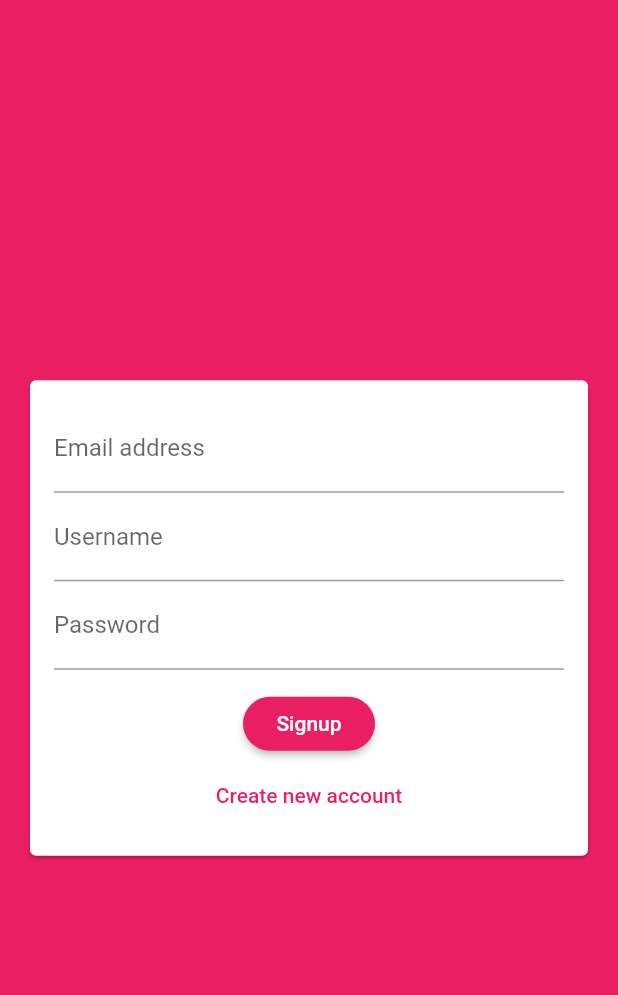
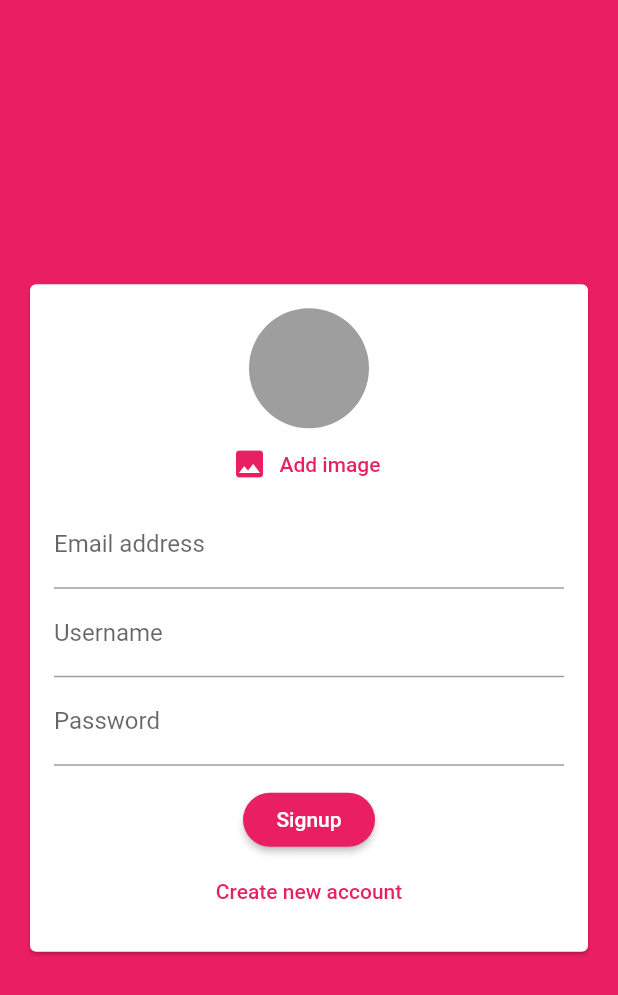
Before and after one commit to dinkelaker/flutter-chatapp, a Flutter app: the screen it shows after launch, on a phone screen of 412 x 824 dp. Shown: the top 995 px of the screen. Run offline on Flutter 3.47's test engine with Material 2 defaults, Android fonts, the phone set to English and light mode, and no system bars; our stand-ins replace cloud_firestore, firebase_auth, image_picker; accounts and stored records are empty.

Commit message:
Image Picker for user avatar

```diff
--- /dev/null
+++ b/lib/pickers/user_image_picker.dart
@@ -0,0 +1,39 @@
+import 'dart:io';
+
+import 'package:flutter/material.dart';
+import 'package:image_picker/image_picker.dart';
+
+class UserImagePicker extends StatefulWidget {
+  @override
+  _UserImagePickerState createState() => _UserImagePickerState();
+}
+
+class _UserImagePickerState extends State<UserImagePicker> {
+  File _pickedImage;
+
+  void _pickImage() async {
+    final pickedImageFile = await ImagePicker().getImage(source: ImageSource.camera);
+    setState(() {
+      _pickedImage = File(pickedImageFile.path);
+    });
+  }
+
+  @override
+  Widget build(BuildContext context) {
+    return Column(
+      children: <Widget>[
+        CircleAvatar(
+          radius: 40,
+          backgroundColor: Colors.grey,
+          backgroundImage: _pickedImage != null ? FileImage(_pickedImage) : null,
+        ),
+        FlatButton.icon(
+          icon: Icon(Icons.image),
+          label: Text('Add image'),
+          textColor: Theme.of(context).primaryColor,
+          onPressed: _pickImage,
+        ),
+      ],
+    );
+  }
+}
--- a/lib/widgets/auth/auth_form.dart
+++ b/lib/widgets/auth/auth_form.dart
@@ -1,3 +1,4 @@
+import 'package:chatapp/pickers/user_image_picker.dart';
 import 'package:flutter/material.dart';
 
 class AuthForm extends StatefulWidget {
@@ -51,6 +52,7 @@ class _AuthFormState extends State<AuthForm> {
             child: Column(
               mainAxisSize: MainAxisSize.min,
               children: <Widget>[
+                UserImagePicker(),
                 TextFormField(
                   key: ValueKey('email'),
                   keyboardType: TextInputType.emailAddress,
@@ -102,13 +104,14 @@ class _AuthFormState extends State<AuthForm> {
                 SizedBox(
                   height: 12,
                 ),
-                if (widget.isLoading)
-                  CircularProgressIndicator(),
-                if (!widget.isLoading) RaisedButton(
+                if (widget.isLoading) CircularProgressIndicator(),
+                if (!widget.isLoading)
+                  RaisedButton(
                     child: (_isLogin) ? Text('Login') : Text('Signup'),
                     onPressed: _trySubmit,
                   ),
-                if (!widget.isLoading) FlatButton(
+                if (!widget.isLoading)
+                  FlatButton(
                     textColor: Theme.of(context).primaryColor,
                     child: Text('Create new account'),
                     onPressed: () {
--- a/pubspec.yaml
+++ b/pubspec.yaml
@@ -31,6 +31,7 @@ dependencies:
 
   cloud_firestore: ^0.13.5
   firebase_auth: ^0.16.1
+  image_picker: ^0.6.5+3
 
 dev_dependencies:
   flutter_test:
```
Also changed, not shown: pubspec.lock, 1 other file. Lines whose indentation alone changed are shown as unchanged.
